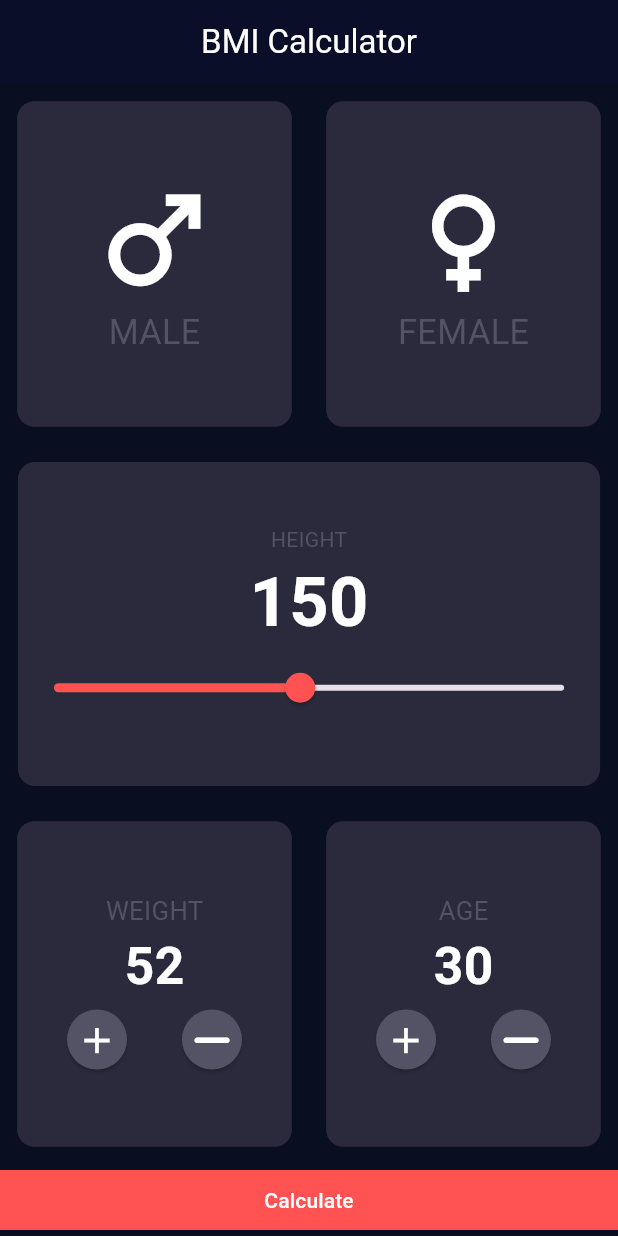
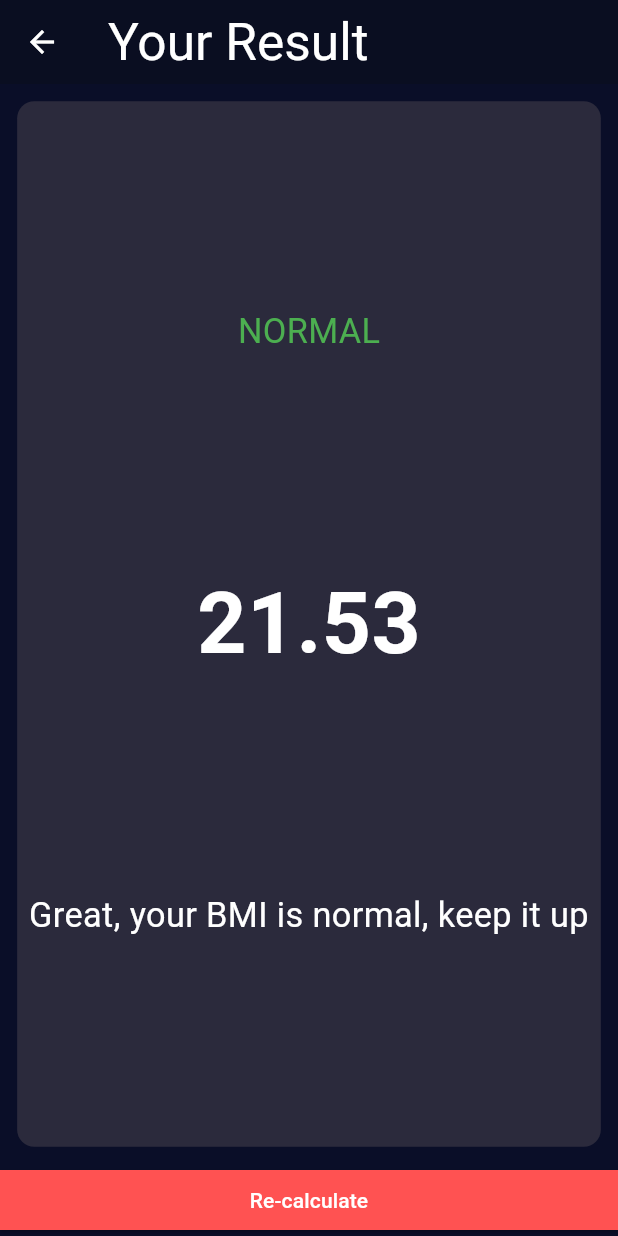
Before and after one commit to Faizan-glitch-os/smit_flutter_bmi_app, a Flutter app: the screen it shows after launch, after a tap on the "add" icon, after a tap on "Calculate", on a phone screen of 412 x 824 dp. Run offline on Flutter 3.47's test engine with Material 3 defaults, Android fonts, the phone set to English and light mode, and no system bars; our stand-ins replace flutter_screenutil, font_awesome_flutter.

Commit message:
BMI app completed

```diff
--- /dev/null
+++ b/lib/bottom_button_widget.dart
@@ -0,0 +1,29 @@
+import 'package:flutter/material.dart';
+
+import 'package:flutter_screenutil/flutter_screenutil.dart';
+import 'package:smit_flutter_bmi_app/result_screen.dart';
+
+import 'constants.dart';
+
+class BottomButtonWidget extends StatelessWidget {
+  const BottomButtonWidget(
+      {super.key, required this.title, required this.onTap});
+
+  final String title;
+  final Function() onTap;
+
+  @override
+  Widget build(BuildContext context) {
+    return SizedBox(
+      width: ScreenUtil().screenWidth,
+      child: ElevatedButton(
+          style: ButtonStyle(
+              shape: WidgetStateProperty.all(RoundedRectangleBorder(
+                  borderRadius: BorderRadius.circular(0))),
+              backgroundColor: WidgetStateProperty.all(accentColor),
+              foregroundColor: WidgetStateProperty.all(Colors.white)),
+          onPressed: onTap,
+          child: Text(title)),
+    );
+  }
+}
--- a/lib/main_screen.dart
+++ b/lib/main_screen.dart
@@ -2,8 +2,10 @@ import 'package:flutter/material.dart';
 
 import 'package:flutter_screenutil/flutter_screenutil.dart';
 import 'package:smit_flutter_bmi_app/constants.dart';
+import 'package:smit_flutter_bmi_app/result_screen.dart';
 import 'package:smit_flutter_bmi_app/weight_and_age_container_widget.dart';
 
+import 'bottom_button_widget.dart';
 import 'gender_container_widget.dart';
 
 class MainScreen extends StatefulWidget {
@@ -14,14 +16,20 @@ class MainScreen extends StatefulWidget {
 }
 
 class _MainScreenState extends State<MainScreen> {
-  int height = 150;
+  double height = 5.0;
   int weight = 50;
   int age = 30;
+  double result = 0;
+
+  String title = 'NORMAL';
+  String message = 'Nothing';
+  Color titleColor = Colors.white;
+
   Color maleContainerColor = containerInActive;
   Color femaleContainerColor = containerInActive;
 
   void ContainerColor(String gender) {
-    if (gender == 'Male') {
+    if (gender == 'Male' && femaleContainerColor == containerInActive) {
       if (maleContainerColor == containerActive) {
         setState(() {
           maleContainerColor = containerInActive;
@@ -31,7 +39,7 @@ class _MainScreenState extends State<MainScreen> {
           maleContainerColor = containerActive;
         });
       }
-    } else if (gender == 'Female') {
+    } else if (gender == 'Female' && maleContainerColor == containerInActive) {
       if (femaleContainerColor == containerActive) {
         setState(() {
           femaleContainerColor = containerInActive;
@@ -68,6 +76,35 @@ class _MainScreenState extends State<MainScreen> {
     });
   }
 
+  void calculateResult() {
+    double heightInMeter = height * 0.3048;
+
+    double heightSquare = heightInMeter * heightInMeter;
+
+    result = weight / heightSquare;
+
+    if (result < 20) {
+      titleColor = Colors.red;
+      title = 'UNDERWEIGHT';
+      message =
+          'Danger, your BMI is very low, please take a good diet to improve your BMI';
+    } else if (result > 20 && result < 26) {
+      titleColor = Colors.green;
+      title = 'NORMAL';
+      message = 'Great, your BMI is normal, keep it up';
+    } else if (result > 25 && result < 30) {
+      titleColor = Colors.redAccent;
+      title = 'OVERWEIGHT';
+      message =
+          'Danger, BMI is too high, please control your diet and do some exercise';
+    } else if (result > 20 && result < 26) {
+      titleColor = Colors.red;
+      title = 'OBESE';
+      message =
+          'Danger, BMI is too high, please control your diet and do some exercise';
+    }
+  }
+
   @override
   Widget build(BuildContext context) {
     return Scaffold(
@@ -86,6 +123,7 @@ class _MainScreenState extends State<MainScreen> {
               children: [
                 Expanded(
                   child: InkWell(
+                    borderRadius: BorderRadius.circular(10.r),
                     onTap: () {
                       ContainerColor('Male');
                     },
@@ -98,6 +136,7 @@ class _MainScreenState extends State<MainScreen> {
                 ),
                 Expanded(
                   child: InkWell(
+                    borderRadius: BorderRadius.circular(10.r),
                     onTap: () {
                       ContainerColor('Female');
                     },
@@ -125,23 +164,27 @@ class _MainScreenState extends State<MainScreen> {
                     'HEIGHT',
                     style: TextStyle(color: circularButton),
                   ),
-                  Text(
-                    height.toString(),
-                    style: TextStyle(
-                        color: Colors.white,
-                        fontSize: 40.sp,
-                        fontWeight: FontWeight.bold),
-                  ),
+                  RichText(
+                      text: TextSpan(children: [
+                    TextSpan(
+                      text: height.toString(),
+                      style: TextStyle(
+                          color: Colors.white,
+                          fontSize: 40.sp,
+                          fontWeight: FontWeight.bold),
+                    ),
+                    TextSpan(text: 'Foot(s)', style: TextStyle(fontSize: 10.sp))
+                  ])),
                   Slider(
                       value: height.toDouble(),
-                      min: 10,
-                      max: 300,
+                      min: 0.0,
+                      max: 10.0,
                       activeColor: accentColor,
                       overlayColor:
                           WidgetStateProperty.all(accentColor.withOpacity(.2)),
                       onChanged: (value) {
                         setState(() {
-                          height = value.toInt();
+                          height = double.parse(value.toStringAsFixed(2));
                         });
                       })
                 ],
@@ -171,17 +214,20 @@ class _MainScreenState extends State<MainScreen> {
               ],
             ),
           ),
-          SizedBox(
-            width: ScreenUtil().screenWidth,
-            child: ElevatedButton(
-                style: ButtonStyle(
-                    shape: WidgetStateProperty.all(RoundedRectangleBorder(
-                        borderRadius: BorderRadius.circular(0))),
-                    backgroundColor: WidgetStateProperty.all(accentColor),
-                    foregroundColor: WidgetStateProperty.all(Colors.white)),
-                onPressed: () {},
-                child: Text('Calculate')),
-          )
+          BottomButtonWidget(
+            title: 'Calculate',
+            onTap: () {
+              calculateResult();
+              Navigator.push(context, MaterialPageRoute(builder: (context) {
+                return ResultScreen(
+                  title: title,
+                  message: message,
+                  titleColor: titleColor,
+                  result: result,
+                );
+              }));
+            },
+          ),
         ],
       ),
     );
--- /dev/null
+++ b/lib/result_screen.dart
@@ -0,0 +1,79 @@
+import 'package:flutter/material.dart';
+import 'package:flutter_screenutil/flutter_screenutil.dart';
+
+import 'package:font_awesome_flutter/font_awesome_flutter.dart';
+import 'package:smit_flutter_bmi_app/bottom_button_widget.dart';
+import 'package:smit_flutter_bmi_app/constants.dart';
+import 'package:smit_flutter_bmi_app/main_screen.dart';
+
+class ResultScreen extends StatelessWidget {
+  const ResultScreen(
+      {super.key,
+      required this.title,
+      required this.message,
+      required this.titleColor,
+      required this.result});
+
+  final String title;
+  final String message;
+  final Color titleColor;
+  final double result;
+
+  @override
+  Widget build(BuildContext context) {
+    return Scaffold(
+      backgroundColor: background2,
+      appBar: AppBar(
+        backgroundColor: background1,
+        foregroundColor: Colors.white,
+        title: Text(
+          'Your Result',
+          style: TextStyle(fontSize: 30.sp),
+        ),
+      ),
+      body: Column(
+        mainAxisAlignment: MainAxisAlignment.center,
+        crossAxisAlignment: CrossAxisAlignment.stretch,
+        children: [
+          Expanded(
+            child: Container(
+              margin: EdgeInsets.all(10.w),
+              decoration: BoxDecoration(
+                  color: containerInActive,
+                  borderRadius: BorderRadius.circular(10.r)),
+              child: Column(
+                mainAxisAlignment: MainAxisAlignment.spaceEvenly,
+                children: [
+                  Text(
+                    title,
+                    style: TextStyle(fontSize: 20.sp, color: titleColor),
+                  ),
+                  Text(
+                    result.toStringAsFixed(2),
+                    style: TextStyle(
+                        color: Colors.white,
+                        fontSize: 50.sp,
+                        fontWeight: FontWeight.bold),
+                  ),
+                  Text(
+                    textAlign: TextAlign.center,
+                    message,
+                    style: TextStyle(fontSize: 20.sp, color: Colors.white),
+                  ),
+                ],
+              ),
+            ),
+          ),
+          BottomButtonWidget(
+            title: 'Re-calculate',
+            onTap: () {
+              Navigator.push(context, MaterialPageRoute(builder: (context) {
+                return MainScreen();
+              }));
+            },
+          ),
+        ],
+      ),
+    );
+  }
+}
--- a/lib/weight_and_age_container_widget.dart
+++ b/lib/weight_and_age_container_widget.dart
@@ -43,13 +43,13 @@ class WeightAndAgeContainerWidget extends StatelessWidget {
             mainAxisAlignment: MainAxisAlignment.center,
             children: [
               CircularButtonWiget(
+                icon: FontAwesomeIcons.minus,
+                onPress: decrement,
+              ),
+              CircularButtonWiget(
                 icon: Icons.add,
                 onPress: increment,
               ),
-              CircularButtonWiget(
-                icon: FontAwesomeIcons.minus,
-                onPress: decrement,
-              )
             ],
           ),
         ],
```
